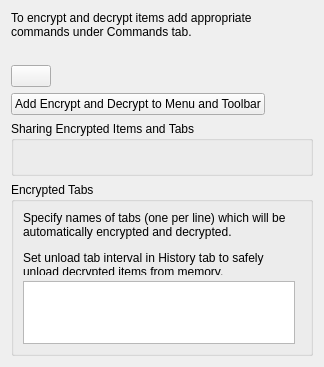
This is plugins/itemencrypted/itemencryptedsettings.ui in hluk/CopyQ as Qt 5 draws it before an edit. The edited form follows.
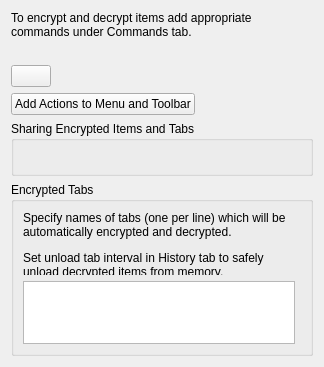
This is the edited form.

Diff of the .ui file:
```diff
--- a/plugins/itemencrypted/itemencryptedsettings.ui
+++ b/plugins/itemencrypted/itemencryptedsettings.ui
@@ -69,7 +69,7 @@
      <item>
       <widget class="QPushButton" name="pushButtonAddCommands">
        <property name="text">
-        <string>Add Encrypt and Decrypt to Menu and Toolbar</string>
+        <string>Add Actions to Menu and Toolbar</string>
        </property>
       </widget>
      </item>
```
